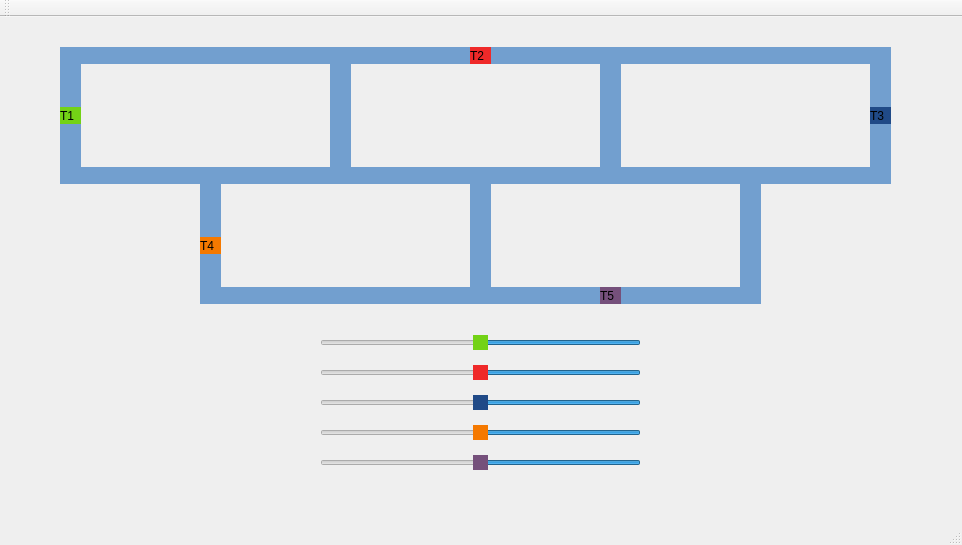
antonio-higino/trabalho_trens, file codigo/mainwindow.ui: the form before one commit.
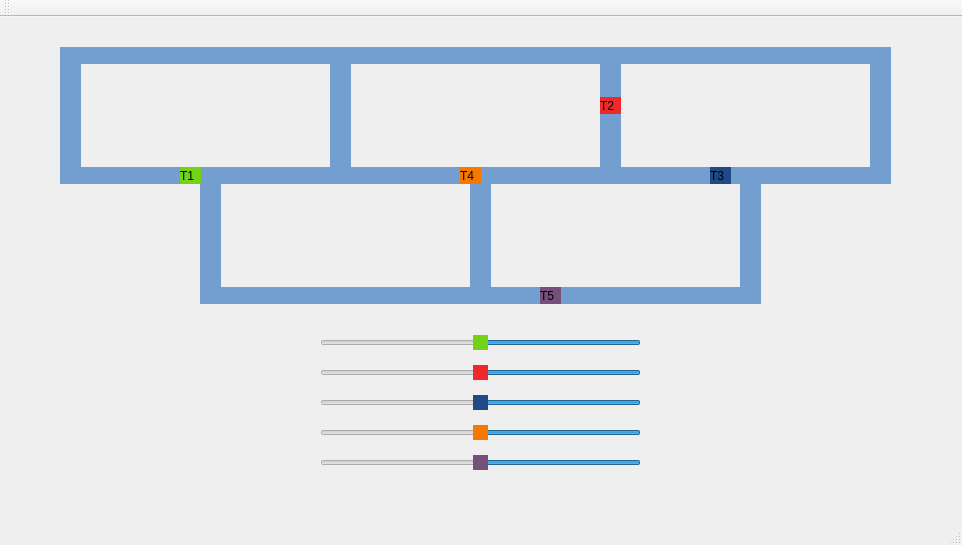
The form after the commit.

Commit message: lidando com quaisquer coordenadas iniciais

Diff of the .ui file:
```diff
--- a/codigo/mainwindow.ui
+++ b/codigo/mainwindow.ui
@@ -17,8 +17,8 @@
    <widget class="QLabel" name="label_trem1">
     <property name="geometry">
      <rect>
-      <x>60</x>
-      <y>90</y>
+      <x>180</x>
+      <y>150</y>
       <width>21</width>
       <height>17</height>
      </rect>
@@ -145,8 +145,8 @@
    <widget class="QLabel" name="label_trem2">
     <property name="geometry">
      <rect>
-      <x>470</x>
-      <y>30</y>
+      <x>600</x>
+      <y>80</y>
       <width>21</width>
       <height>17</height>
      </rect>
@@ -161,8 +161,8 @@
    <widget class="QLabel" name="label_trem3">
     <property name="geometry">
      <rect>
-      <x>870</x>
-      <y>90</y>
+      <x>710</x>
+      <y>150</y>
       <width>21</width>
       <height>17</height>
      </rect>
@@ -305,8 +305,8 @@
    <widget class="QLabel" name="label_trem4">
     <property name="geometry">
      <rect>
-      <x>200</x>
-      <y>220</y>
+      <x>460</x>
+      <y>150</y>
       <width>21</width>
       <height>17</height>
      </rect>
@@ -321,7 +321,7 @@
    <widget class="QLabel" name="label_trem5">
     <property name="geometry">
      <rect>
-      <x>600</x>
+      <x>540</x>
       <y>270</y>
       <width>21</width>
       <height>17</height>
```
The commit also changes 2 other files.
